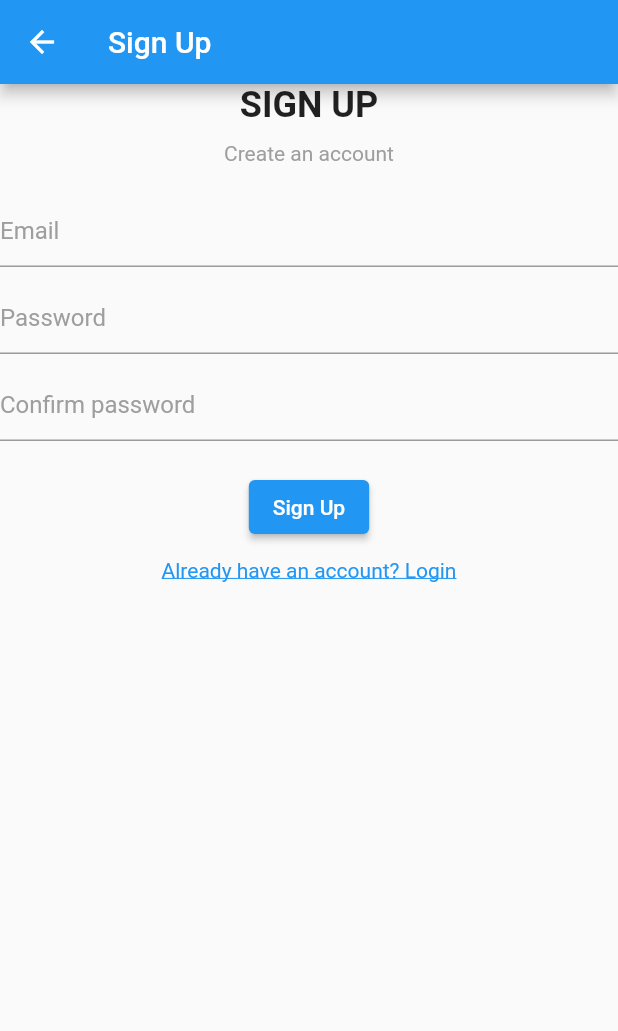
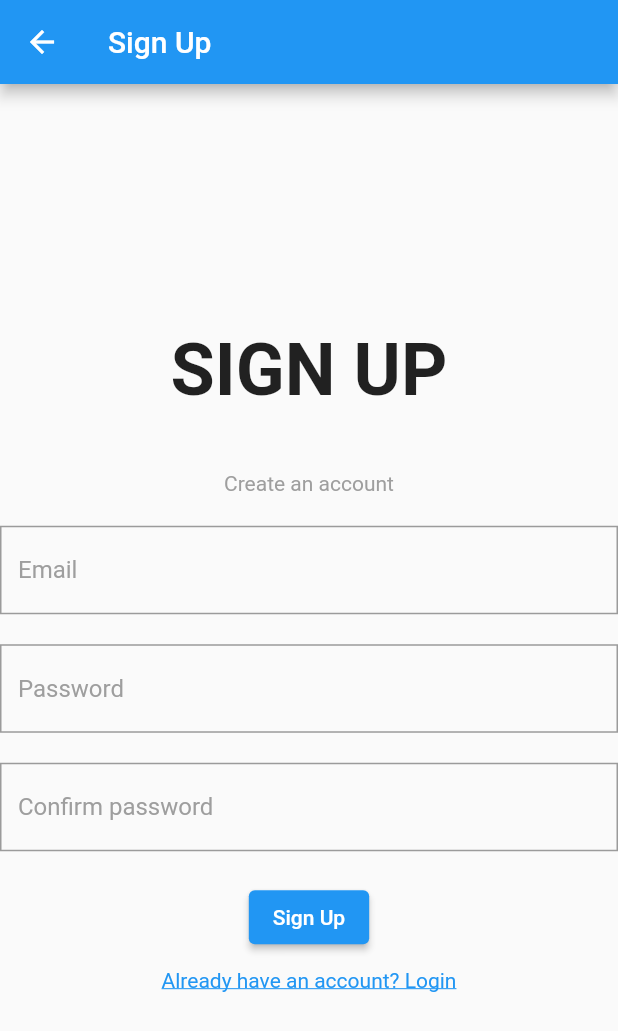
Before and after one commit to luisEd10/Proyecto_dev_mobiles, a Flutter app: the SignUp screen opened directly, on a phone screen of 412 x 824 dp. Shown: the top 1031 px of the screen. Run offline on Flutter 3.47's test engine with Material 2 defaults, Android fonts, the phone set to English and light mode, and no system bars.

Commit message:
Update signup_page.dart

```diff
--- a/project/lib/signup_page.dart
+++ b/project/lib/signup_page.dart
@@ -9,34 +9,53 @@ class SignUp extends StatelessWidget {
       appBar: AppBar(
         title: const Text('Sign Up'),
       ),
-        body: Column(children: [
-            Text("SIGN UP", style: TextStyle(fontSize: 24, fontWeight: FontWeight.bold),),
-
-            SizedBox(height: 10,),
-
-            Text("Create an account", style: TextStyle(color: Colors.grey),),
-
+      body: Column(
+        mainAxisAlignment: MainAxisAlignment.center,
+        children: [
+          Container(
+            margin: EdgeInsets.fromLTRB(0, 0, 0, 30),
+            child: Text(
+              "SIGN UP",
+              style: TextStyle(fontSize: 48, fontWeight: FontWeight.bold),
+            ),
+          ),
+          SizedBox(
+            height: 10,
+          ),
+          Text(
+            "Create an account",
+            style: TextStyle(color: Colors.grey),
+          ),
           SizedBox(height: 20.0),
-
           TextField(
             decoration: InputDecoration(
               hintText: 'Email',
               hintStyle: TextStyle(color: Colors.grey),
-              ),),
-              SizedBox(height: 10.0),
+              border: OutlineInputBorder(
+                borderRadius: BorderRadius.circular(0.0),
+              ),
+            ),
+          ),
+          SizedBox(height: 20.0),
           TextField(
             obscureText: true,
             decoration: InputDecoration(
               hintText: 'Password',
               hintStyle: TextStyle(color: Colors.grey),
+              border: OutlineInputBorder(
+                borderRadius: BorderRadius.circular(0.0),
               ),
             ),
-            SizedBox(height: 10.0),
+          ),
+          SizedBox(height: 20.0),
           TextField(
             obscureText: true,
             decoration: InputDecoration(
               hintText: 'Confirm password',
               hintStyle: TextStyle(color: Colors.grey),
+              border: OutlineInputBorder(
+                borderRadius: BorderRadius.circular(0.0),
+              ),
             ),
           ),
           SizedBox(height: 20.0),
```
Lines whose indentation alone changed are shown as unchanged.
